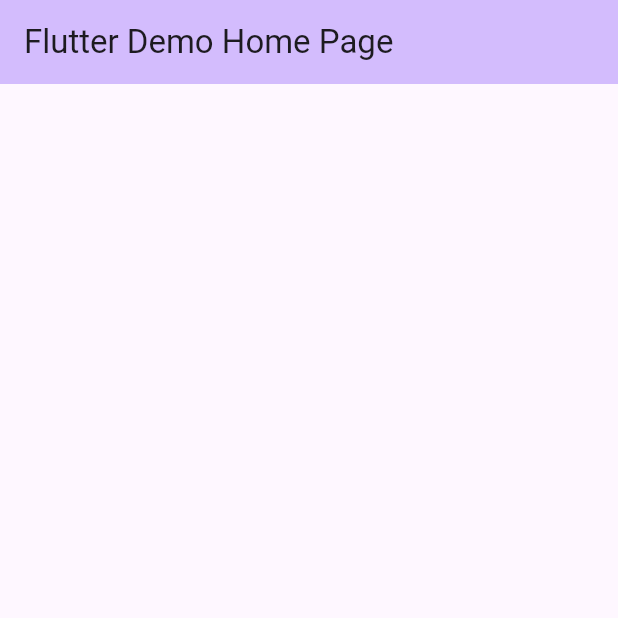
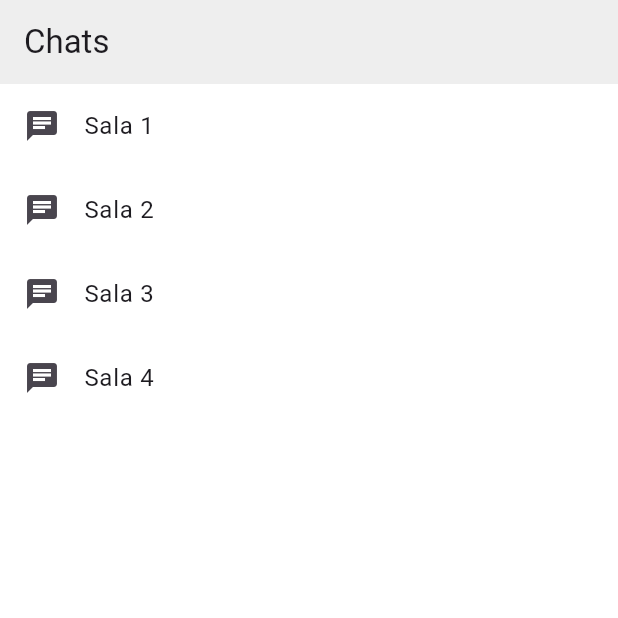
Before and after one commit to LinikerThiers/salas_chat_firebase_app, a Flutter app: the screen it shows after launch, on a phone screen of 412 x 824 dp, the top half of it. Run offline on Flutter 3.47's test engine with Material 3 defaults, Android fonts, the phone set to English and light mode, and no system bars; our stand-ins replace firebase_core; accounts and stored records are empty.

Commit message:
instalando o cloud firestore e fazendo a tela de chats

```diff
--- a/lib/main.dart
+++ b/lib/main.dart
@@ -11,5 +11,3 @@
 
   runApp(const MyApp());
 }
-
-//Quando for jogar no git, lembrar de ignorar o arquivo firebase.json
--- a/lib/my_app.dart
+++ b/lib/my_app.dart
@@ -7,6 +7,7 @@
   Widget build(BuildContext context) {
     return MaterialApp(
       title: 'Flutter Demo',
+      debugShowCheckedModeBanner: false,
       theme: ThemeData(
         colorScheme: ColorScheme.fromSeed(seedColor: Colors.deepPurple),
         useMaterial3: true,
--- a/lib/pages/home_page.dart
+++ b/lib/pages/home_page.dart
@@ -9,20 +9,59 @@
 }
 
 class _HomePageState extends State<HomePage> {
-
-
   @override
   Widget build(BuildContext context) {
+    var nicknameController = TextEditingController();
+
     return Scaffold(
+      backgroundColor: Colors.white,
       appBar: AppBar(
-        backgroundColor: Theme.of(context).colorScheme.inversePrimary,
-        title: Text(widget.title),
+        backgroundColor: Colors.grey.shade200,
+        title: Text("Chats"),
       ),
-      body: Center(
-        child: Column(
-          mainAxisAlignment: MainAxisAlignment.center,
-        ),
-      ),
+      body: ListView.builder(
+              shrinkWrap: true,
+              itemCount: 4,
+              itemBuilder: (context, index) {
+      return ListTile(
+        title: Text("Sala ${index + 1}"),
+        leading: const Icon(Icons.chat),
+        onTap: () {
+          setState(() {
+          });
+          showDialog(context: context, builder: (context) {
+            return AlertDialog(
+              title: const Text("Entre com um nickname"),
+              content: TextField(
+                controller: nicknameController,
+                decoration: const InputDecoration(
+                  hintText: "Nickname",
+                ),
+              ),
+              actions: [
+                TextButton(
+                  onPressed: () {
+                    Navigator.of(context).pop();
+                  },
+                  child: const Text("Cancelar"),
+                ),
+                TextButton(
+                  onPressed: () {
+                    String nickname = nicknameController.text.trim();
+                    if (nickname.isNotEmpty) {
+                      // Lógica para entrar na sala com o nickname
+                      Navigator.of(context).pop();
+                    }
+                  },
+                  child: const Text("Entrar"),
+                ),
+              ],
+            );
+          });
+        },
+      );
+              },
+            ),
     );
   }
 }
--- a/pubspec.yaml
+++ b/pubspec.yaml
@@ -35,6 +35,7 @@
   # Use with the CupertinoIcons class for iOS style icons.
   cupertino_icons: ^1.0.8
   firebase_core: ^4.2.0
+  cloud_firestore: ^6.0.3
 
 dev_dependencies:
   flutter_test:
```
Also changed, not shown: pubspec.lock, 6 other files.
